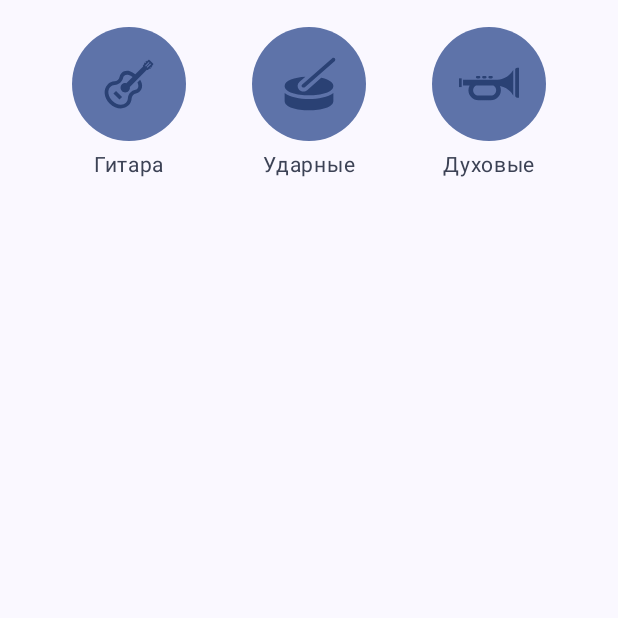
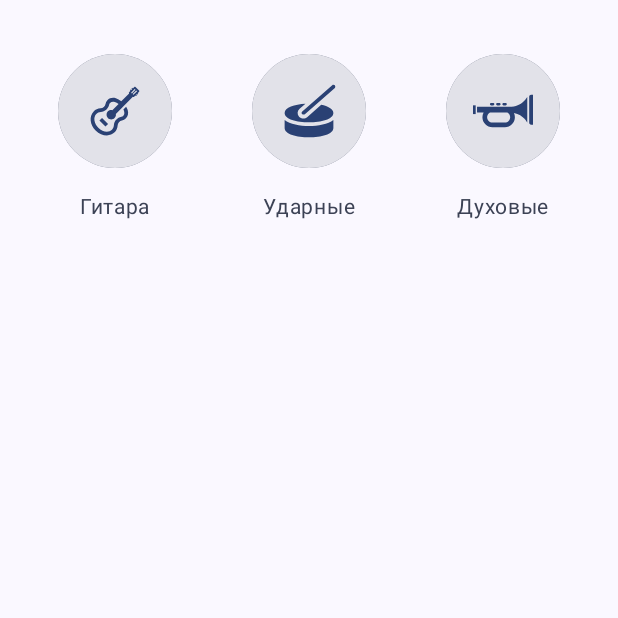
Before and after one commit to kirillNay/SampleRecorder, an Android app built with Jetpack Compose: the screen it shows after launch (MainActivity), on a phone screen of 412 x 824 dp, the top half of it. Run offline under Robolectric (Android 15) with nearby library versions, the phone set to English and light mode, and no system bars.

Commit message:
Select sample from list

```diff
--- a/app/src/main/kotlin/nay/kirill/samplerecorder/main/MainIntent.kt
+++ b/app/src/main/kotlin/nay/kirill/samplerecorder/main/MainIntent.kt
@@ -6,9 +6,11 @@ sealed interface MainIntent {
 
     sealed interface SelectSample : MainIntent {
 
+        data class Expand(val type: SampleType) : SelectSample
+
         data class Default(val type: SampleType) : SelectSample
 
-        data class Sample(val id: String) : SelectSample
+        data class Sample(val id: Int) : SelectSample
 
     }
 
--- a/app/src/main/kotlin/nay/kirill/samplerecorder/main/MainScreen.kt
+++ b/app/src/main/kotlin/nay/kirill/samplerecorder/main/MainScreen.kt
@@ -21,7 +21,7 @@ internal fun MainScreen(
     Column(
         modifier = Modifier
             .fillMaxSize()
-            .padding(vertical = 18.dp, horizontal = 26.dp)
+            .padding(vertical = 18.dp, horizontal = 12.dp)
     ) {
         SampleChooser(
             state = state.chooserState,
--- a/app/src/main/kotlin/nay/kirill/samplerecorder/main/MainStateConverter.kt
+++ b/app/src/main/kotlin/nay/kirill/samplerecorder/main/MainStateConverter.kt
@@ -12,12 +12,12 @@ class MainStateConverter : (MainState) -> MainUIState {
     override fun invoke(state: MainState): MainUIState {
         return MainUIState(
             chooserState = SampleChooserUIState(
-                sampleGroups = state.samples.convertToGroups(state.selectedSampleId)
+                sampleGroups = state.samples.convertToGroups(state.selectedSampleId, state.expandedType)
             )
         )
     }
 
-    private fun List<Sample>.convertToGroups(selectedSampleId: Int?): List<SampleGroupUi> {
+    private fun List<Sample>.convertToGroups(selectedSampleId: Int?, expandedType: SampleType?): List<SampleGroupUi> {
         return groupBy { it.type }.map { (type, samples) ->
             when (type) {
                 SampleType.GUITAR -> SampleGroupUi(
@@ -26,7 +26,8 @@ class MainStateConverter : (MainState) -> MainUIState {
                     iconId = R.drawable.ic_guitar_sample,
                     contentDescription = "Select guitar sample",
                     samples = samples.map { it.toUi(selectedSampleId) },
-                    isSelected = samples.any { it.id == selectedSampleId }
+                    isSelected = samples.any { it.id == selectedSampleId },
+                    isExpanded = expandedType == type
                 )
                 SampleType.DRUM -> SampleGroupUi(
                     type = SampleType.DRUM,
@@ -34,7 +35,8 @@ class MainStateConverter : (MainState) -> MainUIState {
                     iconId = R.drawable.ic_drums_sample,
                     contentDescription = "Select drum sample",
                     samples = samples.map { it.toUi(selectedSampleId) },
-                    isSelected = samples.any { it.id == selectedSampleId }
+                    isSelected = samples.any { it.id == selectedSampleId },
+                    isExpanded = expandedType == type
                 )
                 SampleType.TRUMPET -> SampleGroupUi(
                     type = SampleType.TRUMPET,
@@ -42,7 +44,8 @@ class MainStateConverter : (MainState) -> MainUIState {
                     iconId = R.drawable.ic_trumpet_sample,
                     contentDescription = "Select guitar sample",
                     samples = samples.map { it.toUi(selectedSampleId) },
-                    isSelected = samples.any { it.id == selectedSampleId }
+                    isSelected = samples.any { it.id == selectedSampleId },
+                    isExpanded = expandedType == type
                 )
             }
         }
--- a/app/src/main/kotlin/nay/kirill/samplerecorder/main/MainUIState.kt
+++ b/app/src/main/kotlin/nay/kirill/samplerecorder/main/MainUIState.kt
@@ -1,11 +1,13 @@
 package nay.kirill.samplerecorder.main
 
 import nay.kirill.samplerecorder.domain.Sample
+import nay.kirill.samplerecorder.domain.SampleType
 import nay.kirill.samplerecorder.main.sampleChooser.SampleChooserUIState
 
 data class MainState(
     val samples: List<Sample>,
-    val selectedSampleId: Int? = null
+    val selectedSampleId: Int? = null,
+    val expandedType: SampleType? = null
 )
 
 data class MainUIState(
--- a/app/src/main/kotlin/nay/kirill/samplerecorder/main/sampleChooser/SampleChooser.kt
+++ b/app/src/main/kotlin/nay/kirill/samplerecorder/main/sampleChooser/SampleChooser.kt
@@ -1,22 +1,29 @@
 package nay.kirill.samplerecorder.main.sampleChooser
 
+import androidx.compose.animation.core.animateDpAsState
+import androidx.compose.animation.core.animateIntAsState
+import androidx.compose.foundation.ExperimentalFoundationApi
 import androidx.compose.foundation.Image
 import androidx.compose.foundation.background
 import androidx.compose.foundation.border
 import androidx.compose.foundation.clickable
+import androidx.compose.foundation.combinedClickable
 import androidx.compose.foundation.layout.Arrangement
-import androidx.compose.foundation.layout.Box
 import androidx.compose.foundation.layout.Column
 import androidx.compose.foundation.layout.Row
-import androidx.compose.foundation.layout.Spacer
+import androidx.compose.foundation.layout.fillMaxSize
 import androidx.compose.foundation.layout.fillMaxWidth
 import androidx.compose.foundation.layout.height
 import androidx.compose.foundation.layout.padding
 import androidx.compose.foundation.layout.size
-import androidx.compose.foundation.shape.CircleShape
+import androidx.compose.foundation.layout.width
+import androidx.compose.foundation.shape.RoundedCornerShape
+import androidx.compose.material3.Card
+import androidx.compose.material3.Divider
 import androidx.compose.material3.MaterialTheme
 import androidx.compose.material3.Text
 import androidx.compose.runtime.Composable
+import androidx.compose.runtime.getValue
 import androidx.compose.runtime.remember
 import androidx.compose.ui.Alignment
 import androidx.compose.ui.Modifier
@@ -25,10 +32,9 @@ import androidx.compose.ui.graphics.ColorFilter
 import androidx.compose.ui.layout.ContentScale
 import androidx.compose.ui.res.painterResource
 import androidx.compose.ui.res.stringResource
-import androidx.compose.ui.tooling.preview.Preview
+import androidx.compose.ui.text.style.TextAlign
 import androidx.compose.ui.unit.dp
 import nay.kirill.samplerecorder.main.MainIntent
-import nay.kirill.samplerecorder.theme.SampleRecorderTheme
 
 @Composable
 internal fun SampleChooser(
@@ -41,10 +47,9 @@ internal fun SampleChooser(
     ) {
         state.sampleGroups.forEach { group ->
             Sample(
-                groupState = group
-            ) {
-                accept(MainIntent.SelectSample.Default(type = group.type))
-            }
+                groupState = group,
+                accept = accept
+            )
         }
     }
 }
@@ -53,59 +58,128 @@ internal fun SampleChooser(
 private fun Sample(
     modifier: Modifier = Modifier,
     groupState: SampleGroupUi,
-    onClick: () -> Unit
+    accept: (MainIntent) -> Unit
 ) {
     Column (
         modifier = modifier,
         horizontalAlignment = Alignment.CenterHorizontally
     ){
-        Box(
-            contentAlignment = Alignment.Center,
-            modifier = Modifier
-                .size(if (groupState.isSelected) 84.dp else 76.dp)
-                .clip(CircleShape)
-                .run {
-                    if (groupState.isSelected) {
-                        border(1.dp, MaterialTheme.colorScheme.primary, CircleShape)
-                    } else {
-                        this
-                    }
+        SampleButton(
+            groupState,
+            accept
+        )
+
+        if (!groupState.isExpanded) {
+            val title = stringResource(id = groupState.titleId)
+            val text = remember(groupState.isSelected) {
+                groupState.samples.find { it.isSelected }?.name ?: title
+            }
+            Text(
+                text = text,
+                style = if (groupState.isSelected) MaterialTheme.typography.bodyLarge else MaterialTheme.typography.bodyMedium,
+                color = if (groupState.isSelected) MaterialTheme.colorScheme.primary else MaterialTheme.colorScheme.secondary
+            )
+        }
+    }
+}
+
+@OptIn(ExperimentalFoundationApi::class)
+@Composable
+private fun SampleButton(
+    groupState: SampleGroupUi,
+    accept: (MainIntent) -> Unit
+) {
+    val width by animateDpAsState(
+        targetValue = when {
+            groupState.isSelected && !groupState.isExpanded -> 84.dp
+            groupState.isExpanded -> 126.dp
+            else -> 76.dp
+        }
+    )
+    val height by animateDpAsState(
+        targetValue = when {
+            groupState.isSelected && !groupState.isExpanded -> 84.dp
+            groupState.isExpanded -> 300.dp
+            else -> 76.dp
+        }
+    )
+
+    val roundedCorner by animateIntAsState(
+        targetValue = if (groupState.isExpanded) 25 else 50
+    )
+
+    Card (
+        shape = RoundedCornerShape(8.dp),
+        modifier = Modifier
+            .padding(18.dp)
+            .width(width)
+            .height(height)
+            .clip(RoundedCornerShape(roundedCorner))
+            .run {
+                if (groupState.isSelected || groupState.isExpanded) {
+                    border(1.dp, MaterialTheme.colorScheme.primary, RoundedCornerShape(roundedCorner))
+                } else {
+                    this
                 }
-                .background(MaterialTheme.colorScheme.primaryContainer)
-                .clickable(onClick = onClick)
-        ) {
+            }
+            .background(MaterialTheme.colorScheme.secondaryContainer)
+            .combinedClickable(
+                onClick = { accept(MainIntent.SelectSample.Default(type = groupState.type)) },
+                onLongClick = { accept(MainIntent.SelectSample.Expand(type = groupState.type)) }
+            )
+    ){
+        Column(
+            horizontalAlignment = Alignment.CenterHorizontally,
+            modifier = Modifier.fillMaxSize()
+        ){
             Image(
                 painter = painterResource(id = groupState.iconId),
                 contentScale = ContentScale.Crop,
                 contentDescription = groupState.contentDescription,
                 colorFilter = ColorFilter.tint(MaterialTheme.colorScheme.primary),
-                modifier = Modifier.padding(18.dp)
+                modifier = Modifier
+                    .padding(18.dp)
+                    .size(48.dp)
             )
+            if (groupState.isExpanded) {
+                Column (
+                    horizontalAlignment = Alignment.CenterHorizontally
+                ){
+                    groupState.samples.forEachIndexed { index, sample ->
+                        SampleListItem(
+                            sample = sample
+                        ) {
+                            accept(MainIntent.SelectSample.Sample(id = sample.id))
+                        }
+                        if (index != groupState.samples.lastIndex) {
+                            Divider(
+                                modifier = Modifier
+                                    .fillMaxWidth()
+                                    .padding(horizontal = 6.dp)
+                                    .background(MaterialTheme.colorScheme.background)
+                            )
+                        }
+                    }
+                }
+            }
         }
-
-        Spacer(modifier = Modifier.height(8.dp))
-
-        val title = stringResource(id = groupState.titleId)
-        val text = remember(groupState.isSelected) {
-            groupState.samples.find { it.isSelected }?.name ?: title
-        }
-        Text(
-            text = text,
-            style = if (groupState.isSelected) MaterialTheme.typography.bodyLarge else MaterialTheme.typography.bodyMedium,
-            color = if (groupState.isSelected) MaterialTheme.colorScheme.primary else MaterialTheme.colorScheme.secondary
-        )
     }
 }
 
-@Preview
 @Composable
-private fun SampleChooserPreview() {
-    SampleRecorderTheme {
-        SampleChooser(
-            state = SampleChooserUIState(
-                listOf()
-            ),
-            accept = {}
-        )
-    }
+private fun SampleListItem(
+    modifier: Modifier = Modifier,
+    sample: SampleUi,
+    onClick: () -> Unit
+) {
+    Text(
+        text = sample.name,
+        style = MaterialTheme.typography.labelMedium,
+        color = MaterialTheme.colorScheme.secondary,
+        textAlign = TextAlign.Center,
+        modifier = modifier
+            .fillMaxWidth()
+            .clickable(onClick = onClick)
+            .padding(vertical = 6.dp),
+    )
 }
--- a/app/src/main/kotlin/nay/kirill/samplerecorder/main/sampleChooser/SampleChooserUIState.kt
+++ b/app/src/main/kotlin/nay/kirill/samplerecorder/main/sampleChooser/SampleChooserUIState.kt
@@ -14,7 +14,8 @@ data class SampleGroupUi(
     val type: SampleType,
     val contentDescription: String,
     val samples: List<SampleUi>,
-    val isSelected: Boolean
+    val isSelected: Boolean,
+    val isExpanded: Boolean = false
 )
 
 data class SampleUi(
--- a/app/src/main/kotlin/nay/kirill/samplerecorder/theme/Type.kt
+++ b/app/src/main/kotlin/nay/kirill/samplerecorder/theme/Type.kt
@@ -55,12 +55,14 @@ val Typography = Typography(
         lineHeight = 30.sp,
     ),
     labelMedium = TextStyle(
-        fontSize = 16.sp,
-        fontWeight = FontWeight.Bold,
+        fontSize = 18.sp,
+        fontWeight = FontWeight.W400,
         fontFamily = FontFamily.SansSerif,
+        lineHeight = 16.sp,
+        letterSpacing = 0.5.sp
     ),
     labelSmall = TextStyle(
-        fontSize = 16.sp,
+        fontSize = 12.sp,
         fontWeight = FontWeight.Bold,
         fontFamily = FontFamily.SansSerif,
         lineHeight = 16.sp,
```
Also changed, not shown: app/src/main/kotlin/nay/kirill/samplerecorder/main/MainViewModel.kt (+15 -1 lines).
